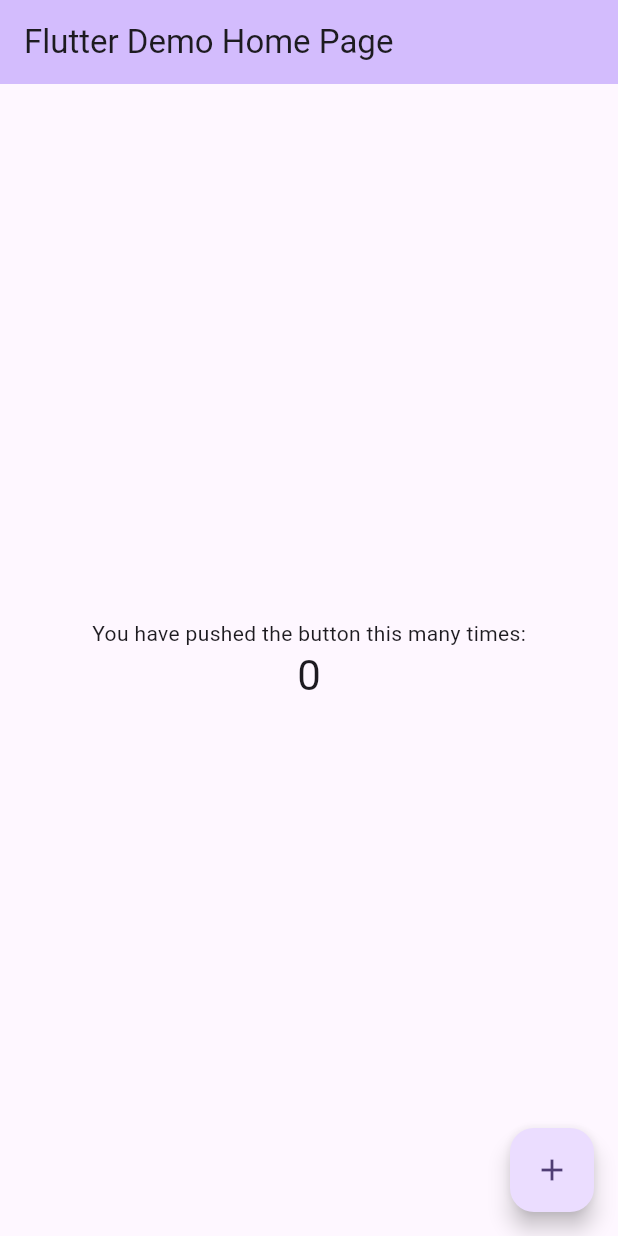
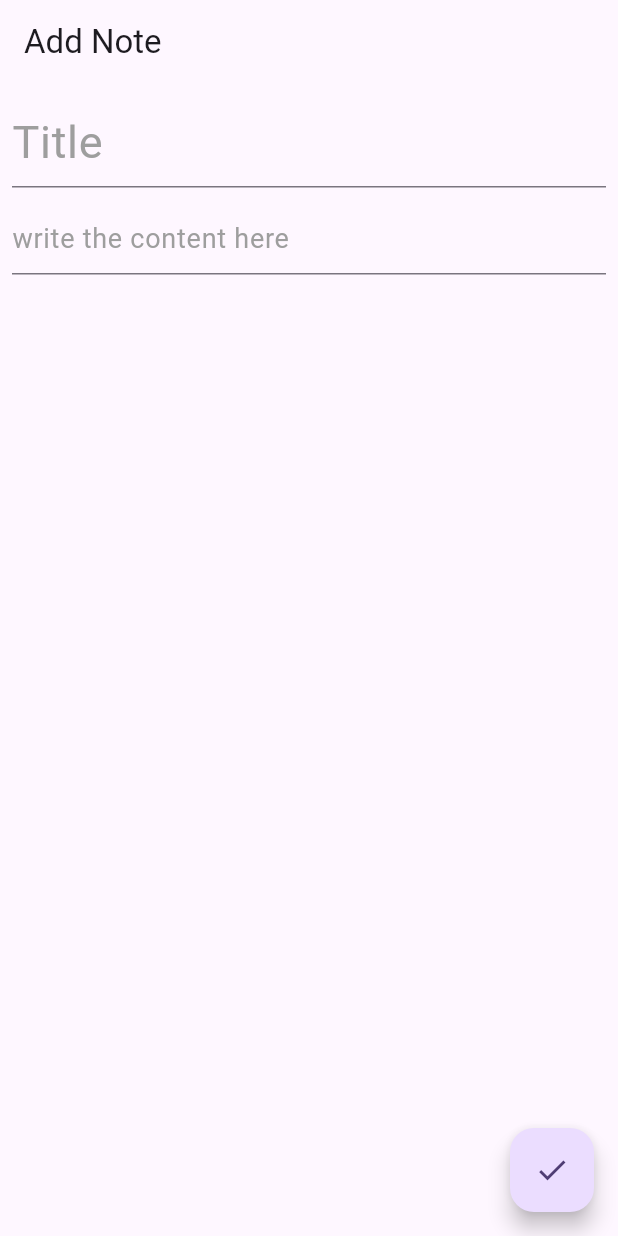
Before and after one commit to FatimaAshoor/TrainingWorks, a Flutter app: the screen it shows after launch, on a phone screen of 412 x 824 dp. Run offline on Flutter 3.47's test engine with Material 3 defaults, Android fonts, the phone set to English and light mode, and no system bars; our stand-ins replace sqflite; accounts and stored records are empty.

Commit message:
First part of notes app

```diff
--- a/lib/main.dart
+++ b/lib/main.dart
@@ -1,4 +1,6 @@
 import 'package:flutter/material.dart';
+import 'package:training_works/screens/add_note.dart';
+import 'package:training_works/screens/home.dart';
 
 void main() {
   runApp(const MyApp());
@@ -7,119 +9,19 @@ void main() {
 class MyApp extends StatelessWidget {
   const MyApp({super.key});
 
-  // This widget is the root of your application.
   @override
   Widget build(BuildContext context) {
     return MaterialApp(
       title: 'Flutter Demo',
       theme: ThemeData(
-        // This is the theme of your application.
-        //
-        // TRY THIS: Try running your application with "flutter run". You'll see
-        // the application has a purple toolbar. Then, without quitting the app,
-        // try changing the seedColor in the colorScheme below to Colors.green
-        // and then invoke "hot reload" (save your changes or press the "hot
-        // reload" button in a Flutter-supported IDE, or press "r" if you used
-        // the command line to start the app).
-        //
-        // Notice that the counter didn't reset back to zero; the application
-        // state is not lost during the reload. To reset the state, use hot
-        // restart instead.
-        //
-        // This works for code too, not just values: Most code changes can be
-        // tested with just a hot reload.
         colorScheme: ColorScheme.fromSeed(seedColor: Colors.deepPurple),
         useMaterial3: true,
       ),
-      home: const MyHomePage(title: 'Flutter Demo Home Page'),
+      initialRoute: "addNote",
+      routes: {
+        "home" : (context) => Home(),
+        "addNote" : (context) => AddNote(),
+      },
     );
   }
 }
-
-class MyHomePage extends StatefulWidget {
-  const MyHomePage({super.key, required this.title});
-
-  // This widget is the home page of your application. It is stateful, meaning
-  // that it has a State object (defined below) that contains fields that affect
-  // how it looks.
-
-  // This class is the configuration for the state. It holds the values (in this
-  // case the title) provided by the parent (in this case the App widget) and
-  // used by the build method of the State. Fields in a Widget subclass are
-  // always marked "final".
-
-  final String title;
-
-  @override
-  State<MyHomePage> createState() => _MyHomePageState();
-}
-
-class _MyHomePageState extends State<MyHomePage> {
-  int _counter = 0;
-
-  void _incrementCounter() {
-    setState(() {
-      // This call to setState tells the Flutter framework that something has
-      // changed in this State, which causes it to rerun the build method below
-      // so that the display can reflect the updated values. If we changed
-      // _counter without calling setState(), then the build method would not be
-      // called again, and so nothing would appear to happen.
-      _counter++;
-    });
-  }
-
-  @override
-  Widget build(BuildContext context) {
-    // This method is rerun every time setState is called, for instance as done
-    // by the _incrementCounter method above.
-    //
-    // The Flutter framework has been optimized to make rerunning build methods
-    // fast, so that you can just rebuild anything that needs updating rather
-    // than having to individually change instances of widgets.
-    return Scaffold(
-      appBar: AppBar(
-        // TRY THIS: Try changing the color here to a specific color (to
-        // Colors.amber, perhaps?) and trigger a hot reload to see the AppBar
-        // change color while the other colors stay the same.
-        backgroundColor: Theme.of(context).colorScheme.inversePrimary,
-        // Here we take the value from the MyHomePage object that was created by
-        // the App.build method, and use it to set our appbar title.
-        title: Text(widget.title),
-      ),
-      body: Center(
-        // Center is a layout widget. It takes a single child and positions it
-        // in the middle of the parent.
-        child: Column(
-          // Column is also a layout widget. It takes a list of children and
-          // arranges them vertically. By default, it sizes itself to fit its
-          // children horizontally, and tries to be as tall as its parent.
-          //
-          // Column has various properties to control how it sizes itself and
-          // how it positions its children. Here we use mainAxisAlignment to
-          // center the children vertically; the main axis here is the vertical
-          // axis because Columns are vertical (the cross axis would be
-          // horizontal).
-          //
-          // TRY THIS: Invoke "debug painting" (choose the "Toggle Debug Paint"
-          // action in the IDE, or press "p" in the console), to see the
-          // wireframe for each widget.
-          mainAxisAlignment: MainAxisAlignment.center,
-          children: <Widget>[
-            const Text(
-              'You have pushed the button this many times:',
-            ),
-            Text(
-              '$_counter',
-              style: Theme.of(context).textTheme.headlineMedium,
-            ),
-          ],
-        ),
-      ),
-      floatingActionButton: FloatingActionButton(
-        onPressed: _incrementCounter,
-        tooltip: 'Increment',
-        child: const Icon(Icons.add),
-      ), // This trailing comma makes auto-formatting nicer for build methods.
-    );
-  }
-}
--- /dev/null
+++ b/lib/screens/add_note.dart
@@ -0,0 +1,66 @@
+import 'package:flutter/material.dart';
+
+import '../db/sql_db.dart';
+
+class AddNote extends StatefulWidget {
+  const AddNote({super.key});
+
+  @override
+  State<AddNote> createState() => _AddNoteState();
+}
+
+class _AddNoteState extends State<AddNote> {
+
+  String noteTitle ="";
+  String noteContent = "";
+
+  SqlDb sqlDb = SqlDb();
+  Future<int> addNote() async {
+    int response = await sqlDb.insertData("INSERT INTO 'notes' ('title', 'content') VALUES ($noteTitle, $noteContent);");
+    print(response);
+    return response;
+  }
+  @override
+  Widget build(BuildContext context) {
+    return Scaffold(
+      appBar: AppBar(
+        title: Text("Add Note"),
+      ),
+      body: SingleChildScrollView(
+        child: Padding(
+          padding: const EdgeInsets.all(8.0),
+          child: Column(
+            children: [
+              TextField(
+                onChanged: (value){
+                  noteTitle = value;
+                },
+                decoration: InputDecoration(
+                  hintText: "Title",
+                  hintStyle: TextStyle(fontSize: 30, color: Colors.grey)
+                ),
+              ),
+              SizedBox(height: 10,),
+              TextField(
+                onChanged: (value){
+                  noteContent = value;
+                },
+                decoration: InputDecoration(
+                  hintText: "write the content here",
+                    hintStyle: TextStyle(fontSize: 18, color: Colors.grey)
+                ),
+              )
+            ],
+          ),
+        ),
+      ),
+      floatingActionButton: FloatingActionButton(
+        onPressed: () {
+          addNote();
+          Navigator.of(context).pushNamed("home");
+        },
+        child:  Icon(Icons.check),
+      ),
+    );
+  }
+}
--- a/pubspec.yaml
+++ b/pubspec.yaml
@@ -35,6 +35,8 @@ dependencies:
   # The following adds the Cupertino Icons font to your application.
   # Use with the CupertinoIcons class for iOS style icons.
   cupertino_icons: ^1.0.6
+  sqflite: ^2.3.3+1
+  path: ^1.9.0
 
 dev_dependencies:
   flutter_test:
```
Also changed, not shown: lib/db/sql_db.dart (added, +57 -0 lines), lib/screens/home.dart (added, +59 -0 lines), pubspec.lock, 1 other file.
